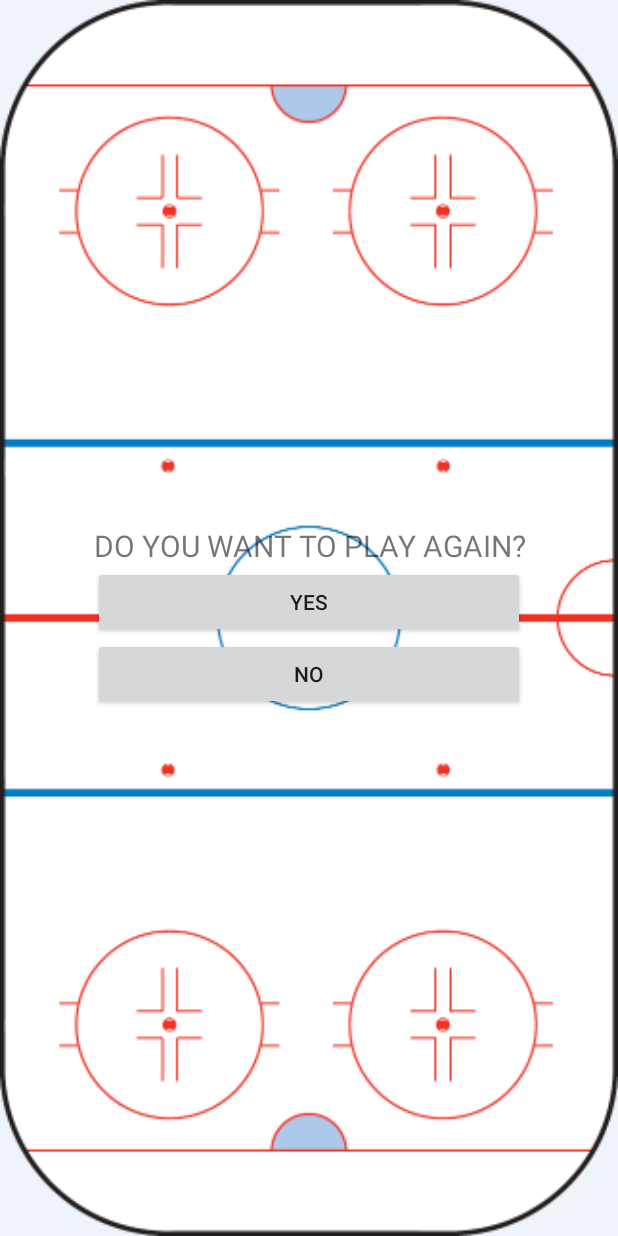
After one commit to StefKal/HockeyAir, an Android app: the layout game_over.xml on its own in the app's theme, with its tools: preview values and no code run, on a phone screen of 412 x 824 dp. The commit adds this screen. Run offline under Robolectric (Android 15) with nearby library versions, the phone set to English and light mode, and no system bars.

Commit message:
fixed various connectivity bugs

```diff
--- a/app/src/main/java/edu/stlawu/hockeyair/CustomizeGameActivity.java
+++ b/app/src/main/java/edu/stlawu/hockeyair/CustomizeGameActivity.java
@@ -91,6 +91,7 @@ public class CustomizeGameActivity extends Activity {
     Thread writeThread = new Thread(new Runnable() {
         @Override
         public void run() {
+            if (JoinGameActivity.sendReceive != null){
                 JoinGameActivity.sendReceive.write("true");
 
                 scheduleTaskExecutor.scheduleAtFixedRate(new Runnable() {
@@ -105,6 +106,8 @@ public class CustomizeGameActivity extends Activity {
                         }
                     }
                 }, 0, 1000, TimeUnit.MILLISECONDS);
+            }
+
 
         }
     });
--- a/app/src/main/java/edu/stlawu/hockeyair/WaitingForHostActivity.java
+++ b/app/src/main/java/edu/stlawu/hockeyair/WaitingForHostActivity.java
@@ -23,6 +23,7 @@ public class WaitingForHostActivity extends Activity {
 
         scheduleTaskExecutor.scheduleAtFixedRate(new Runnable() {
             public void run() {
+                if (JoinGameActivity.sendReceive != null) {
                     if (JoinGameActivity.sendReceive.textSent.equals("true")) {
 
                         JoinGameActivity.sendReceive.write("got");
@@ -33,6 +34,7 @@ public class WaitingForHostActivity extends Activity {
                         scheduleTaskExecutor.shutdown();
                     }
                 }
+            }
         }, 0, 1000, TimeUnit.MILLISECONDS);
 
 
--- a/app/src/main/res/layout/activity_main.xml
+++ b/app/src/main/res/layout/activity_main.xml
@@ -4,7 +4,8 @@
     android:layout_width="match_parent"
     android:layout_height="match_parent"
     tools:context=".MainActivity"
-    android:background="@drawable/airhockeybackground">
+    android:background="@drawable/airhockeybackground"
+    android:id="@+id/main_activity">
 
     <LinearLayout
         android:layout_width="wrap_content"
@@ -15,6 +16,7 @@
             android:id="@+id/join_game"
             android:layout_width="100dp"
             android:layout_height="wrap_content"
+            android:layout_weight="1"
             android:text="@string/join_game" />
 
 
--- /dev/null
+++ b/app/src/main/res/layout/game_over.xml
@@ -0,0 +1,40 @@
+<?xml version="1.0" encoding="utf-8"?>
+<FrameLayout xmlns:android="http://schemas.android.com/apk/res/android"
+    xmlns:tools="http://schemas.android.com/tools"
+    android:id="@+id/game_over"
+    android:layout_width="match_parent"
+    android:layout_height="match_parent"
+    android:layout_gravity="center_vertical"
+    android:background="@drawable/airhockeybackground"
+    tools:context=".GameActivity">
+
+    <LinearLayout
+        android:layout_width="wrap_content"
+        android:layout_height="wrap_content"
+        android:layout_gravity="center"
+        android:orientation="vertical">
+
+        <TextView
+            android:id="@+id/textView3"
+            android:layout_width="match_parent"
+            android:layout_height="match_parent"
+            android:gravity="center"
+            android:text="DO YOU WANT TO PLAY AGAIN?"
+            android:textSize="20sp"
+            />
+
+        <Button
+            android:id="@+id/button_play_again"
+            android:layout_width="match_parent"
+            android:layout_height="match_parent"
+            android:gravity="center"
+            android:text="Yes" />
+
+        <Button
+            android:id="@+id/button_exit"
+            android:layout_width="match_parent"
+            android:layout_height="match_parent"
+            android:gravity="center"
+            android:text="No" />
+    </LinearLayout>
+</FrameLayout>
```
Also changed, not shown: app/src/main/java/edu/stlawu/hockeyair/GameActivity.java (+71 -5 lines), app/src/main/java/edu/stlawu/hockeyair/JoinGameActivity.java (+7 -1 lines), app/src/main/java/edu/stlawu/hockeyair/Panel.java (+65 -20 lines). Lines whose indentation alone changed are shown as unchanged.
